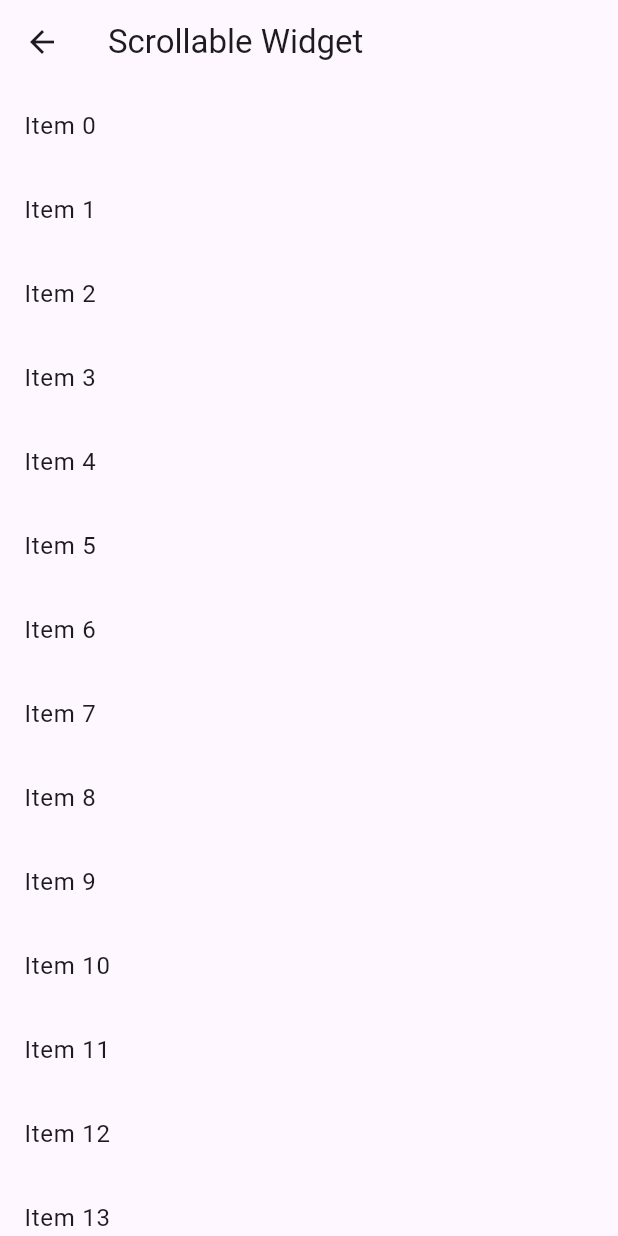
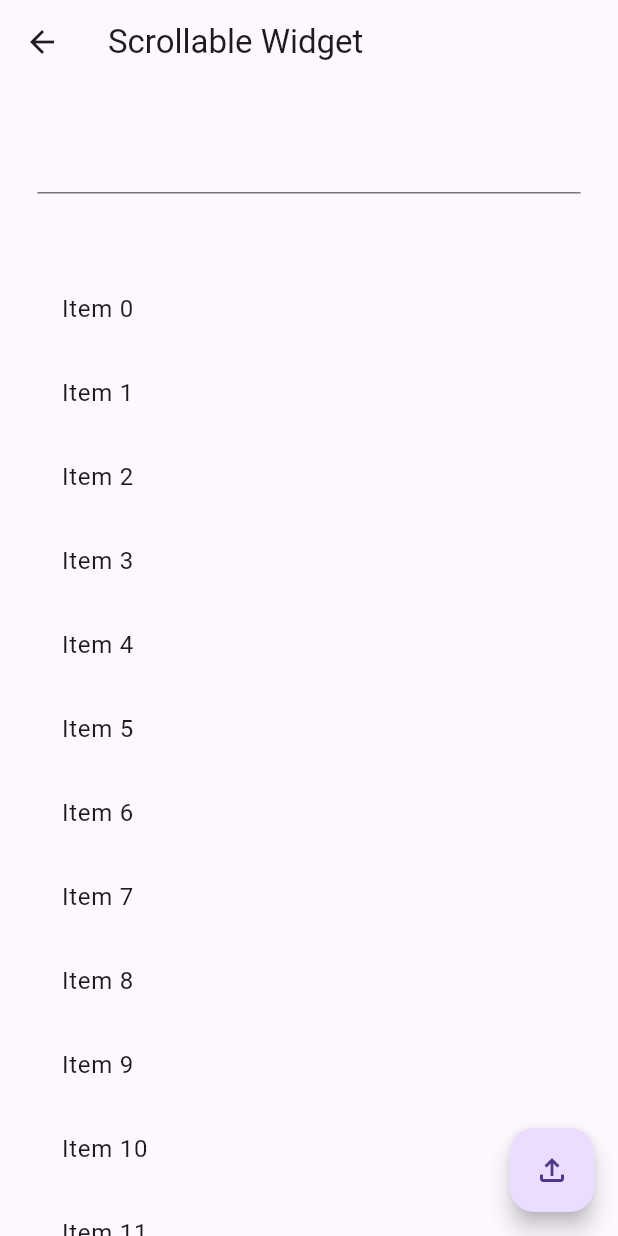
Before and after one commit to Neloy-SWE/TDD-With-Action, a Flutter app: the WidgetScrollable screen opened directly, on a phone screen of 412 x 824 dp. Run offline on Flutter 3.47's test engine with Material 3 defaults, Android fonts, the phone set to English and light mode, and no system bars; network calls fail.

Commit message:
added textfield and button for test in scrollable widget

```diff
--- a/lib/case_widget/widget_scrollable.dart
+++ b/lib/case_widget/widget_scrollable.dart
@@ -5,10 +5,18 @@
 
 import 'package:flutter/material.dart';
 
-class WidgetScrollable extends StatelessWidget {
+class WidgetScrollable extends StatefulWidget {
   final List<String> items;
 
   const WidgetScrollable({super.key, required this.items});
+
+  @override
+  State<WidgetScrollable> createState() => _WidgetScrollableState();
+}
+
+class _WidgetScrollableState extends State<WidgetScrollable> {
+  TextEditingController controllerAddItem = TextEditingController();
+  String showText = "";
 
   @override
   Widget build(BuildContext context) {
@@ -16,16 +24,46 @@ class WidgetScrollable extends StatelessWidget {
       appBar: AppBar(title: Text("Scrollable Widget")),
       body: ListView.builder(
         key: const Key("scrollableList"),
-        itemCount: items.length,
+        padding: EdgeInsets.all(25),
+        itemCount: widget.items.length + 1,
         itemBuilder: (context, index) {
-          return ListTile(
-            title: Text(
-              key: Key("key$index"),
-              items[index],
-              textDirection: TextDirection.ltr,
-            ),
-          );
+          if (index == 0) {
+            return Column(
+              crossAxisAlignment: CrossAxisAlignment.start,
+              children: [
+                TextField(
+                  key: const Key("addTextField"),
+                  controller: controllerAddItem,
+                ),
+                SizedBox(height: 10),
+                Text(
+                  showText,
+                  style: TextStyle(fontSize: 20, fontWeight: FontWeight.bold),
+                ),
+                SizedBox(height: 10),
+              ],
+            );
+          } else {
+            return /*Dismissible(
+              key: Key("dismiss$index"),
+              child:*/ ListTile(
+              title: Text(
+                key: Key("key${index - 1}"),
+                widget.items[index - 1],
+                textDirection: TextDirection.ltr,
+              ),
+              // ),
+            );
+          }
         },
+      ),
+      floatingActionButton: FloatingActionButton(
+        onPressed: () {
+          setState(() {
+            showText = controllerAddItem.text;
+          });
+        },
+        child: Icon(Icons.file_upload_outlined),
       ),
     );
   }
--- a/lib/main.dart
+++ b/lib/main.dart
@@ -53,7 +53,7 @@ class _MyAppState extends State<MyApp> {
           Navigator.of(context).push(
             MaterialPageRoute(
               builder: (builder) => WidgetScrollable(
-                items: List<String>.generate(10000, (i) => 'Item $i'),
+                items: List<String>.generate(50, (i) => 'Item $i'),
               ),
             ),
           );
```
